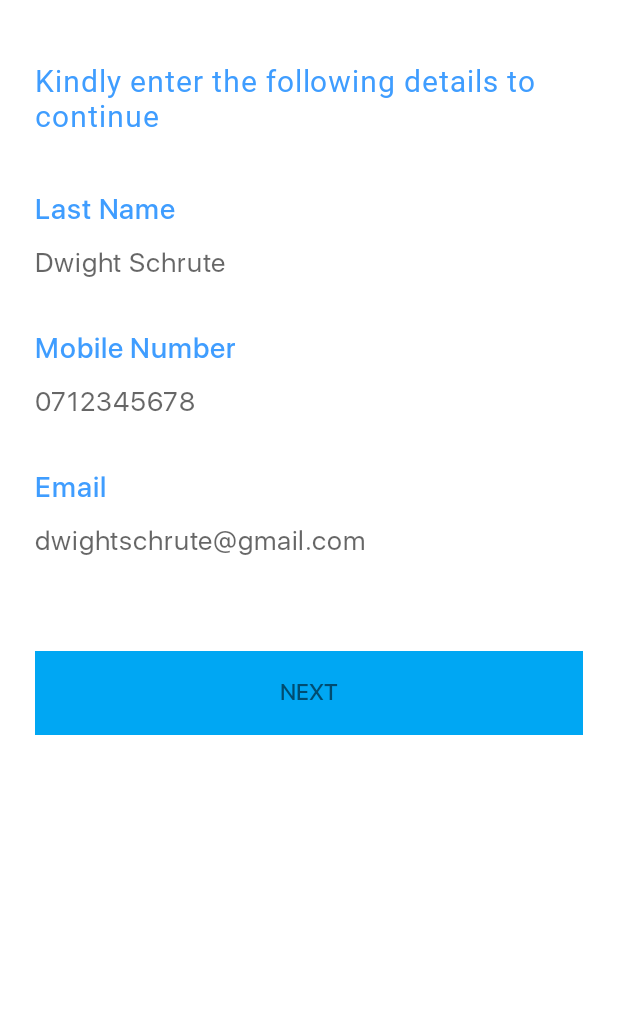
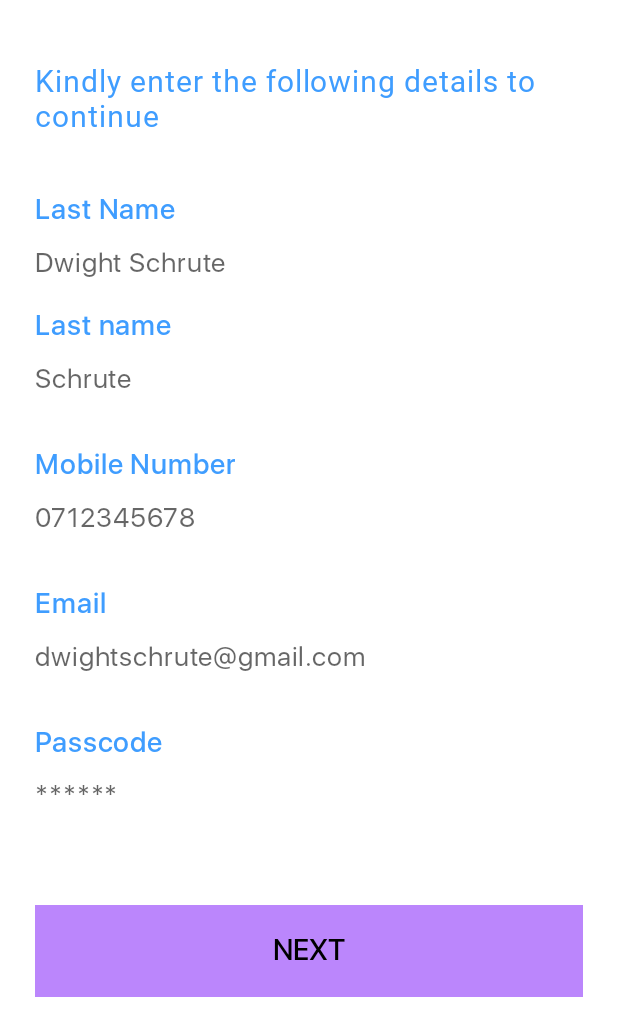
Before and after one commit to muchaisam/mlh, an Android app: the layout activity_moreinfo.xml on its own in the app's theme, with its tools: preview values and no code run, on a phone screen of 412 x 824 dp. Shown: the top 1036 px of the screen. Run offline under Robolectric (Android 15) with nearby library versions, the phone set to English and light mode, and no system bars.

Commit message:
color changes

```diff
--- a/app/src/main/res/layout/activity_login.xml
+++ b/app/src/main/res/layout/activity_login.xml
@@ -17,7 +17,7 @@
             android:layout_width="match_parent"
             android:layout_height="wrap_content"
             android:text="Enter your mobile number and passcode to Log In"
-            android:textColor="@color/purple_500"
+            android:textColor="@color/purple_200"
             android:fontFamily="@font/sfbold"
             android:textSize="23sp"
             android:textAlignment="center"
@@ -59,7 +59,7 @@
             android:focusable="true"
             android:fontFamily="@font/sfbold"
             android:layout_alignParentBottom="true"
-            android:background="@color/purple_500"
+            android:background="@color/purple_200"
             android:textColor="@color/white"
             android:layout_centerInParent="true"
             android:layout_marginBottom="100dp"/>
--- a/app/src/main/res/layout/activity_profile.xml
+++ b/app/src/main/res/layout/activity_moreinfo.xml
@@ -31,7 +31,9 @@
                 android:layout_height="wrap_content"
                 android:orientation="vertical"
                 android:layout_marginStart="23dp"
-                android:layout_marginEnd="23.2dp">
+                android:layout_marginEnd="23.2dp"
+                android:layout_marginLeft="23dp"
+                android:layout_marginRight="23.2dp">
 
 
 
@@ -58,13 +60,40 @@
                 <EditText
                     android:layout_width="wrap_content"
                     android:layout_height="wrap_content"
-                    android:id="@+id/user_name"
+                    android:id="@+id/first_name"
                     android:layout_marginBottom="13.5dp"
                     android:background="@android:color/transparent"
                     android:layout_marginTop="7dp"
                     android:fontFamily="@font/sfregular"
                     android:letterSpacing="0.0325"
                     android:hint="@string/ds"
+                    android:textColor="?android:textColorPrimary"
+                    android:textSize="18.3sp" />
+
+                <View
+                    android:layout_width="match_parent"
+                    android:layout_height="0.7dp"/>
+
+                <TextView
+                    android:layout_width="wrap_content"
+                    android:layout_height="wrap_content"
+                    android:fontFamily="@font/sfmedium"
+                    android:letterSpacing="0.0325"
+                    android:text="Last name"
+                    android:textColor="#3f9dff"
+                    android:textSize="18.7sp" />
+
+                <EditText
+                    android:layout_width="wrap_content"
+                    android:layout_height="wrap_content"
+                    android:id="@+id/last_name"
+                    android:layout_marginBottom="13.5dp"
+                    android:background="@android:color/transparent"
+                    android:layout_marginTop="7dp"
+                    android:fontFamily="@font/sfregular"
+                    android:letterSpacing="0.0325"
+                    android:hint="Schrute"
+                    android:textColor="?android:textColorPrimary"
                     android:textSize="18.3sp" />
 
                 <View
@@ -91,6 +120,7 @@
                     android:fontFamily="@font/sfregular"
                     android:letterSpacing="0.0325"
                     android:hint="@string/digits"
+                    android:textColor="?android:textColorPrimary"
                     android:background="@android:color/transparent"
                     android:textSize="18.3sp" />
 
@@ -117,6 +147,7 @@
                     android:background="@android:color/transparent"
                     android:fontFamily="@font/sfregular"
                     android:letterSpacing="0.0325"
+                    android:textColor="?android:textColorPrimary"
                     android:hint="@string/dse"
                     android:textSize="18.3sp" />
 
@@ -125,9 +156,33 @@
                     android:layout_height="0.7dp"/>
 
                 <TextView
-                    android:textSize="15sp"
+                    android:layout_width="wrap_content"
+                    android:layout_height="wrap_content"
+                    android:layout_marginTop="15.5dp"
+                    android:fontFamily="@font/sfmedium"
+                    android:letterSpacing="0.0325"
+                    android:text="Passcode"
+                    android:textColor="#3f9dff"
+                    android:textSize="18.7sp" />
+
+                <EditText
+                    android:layout_width="wrap_content"
+                    android:layout_height="wrap_content"
+                    android:layout_marginBottom="13.5dp"
+                    android:layout_marginTop="7dp"
+                    android:id="@+id/user_passcode"
+                    android:background="@android:color/transparent"
+                    android:fontFamily="@font/sfregular"
+                    android:letterSpacing="0.0325"
+                    android:textColor="?android:textColorPrimary"
+                    android:hint="******"
+                    android:inputType="textPassword"
+                    android:textSize="18.3sp" />
+
+                <TextView
+                    android:textSize="19sp"
                     android:id="@+id/tv_updateuserdetail"
-                    android:background="@color/blue"
+                    android:background="@color/purple_200"
                     android:textAllCaps="true"
                     android:paddingTop="16.3dp"
                     android:paddingBottom="16.3dp"
@@ -135,8 +190,10 @@
                     android:layout_height="wrap_content"
                     android:layout_marginTop="45dp"
                     android:text="@string/next"
+                    android:textColor="?android:textColorPrimary"
                     android:fontFamily="@font/sfmedium"
-                    android:textAlignment="center"/>
+                    android:textAlignment="center"
+                    android:gravity="center_horizontal" />
 
 
 
```
